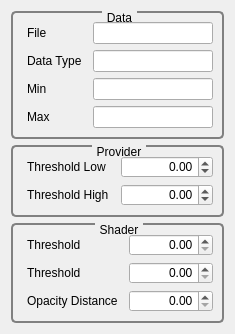
Qt form Development/Tutorials/ViewerPlugins/GvRAWDataLoader/Ui/GvtQCustomEditor.ui (Roaanf/Roland_Greffe-Master_Thesis) before a commit.
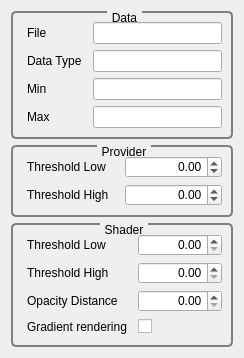
The same form after that commit.

Commit message: Gradient rendering

```diff
--- a/Development/Tutorials/ViewerPlugins/GvRAWDataLoader/Ui/GvtQCustomEditor.ui
+++ b/Development/Tutorials/ViewerPlugins/GvRAWDataLoader/Ui/GvtQCustomEditor.ui
@@ -194,7 +194,7 @@
 It ranges from 0 to 1.</string>
         </property>
         <property name="text">
-         <string>Threshold</string>
+         <string>Threshold Low</string>
         </property>
        </widget>
       </item>
@@ -211,7 +211,7 @@
          <double>0.0</double>
         </property>
         <property name="maximum">
-         <double>1000.0</double>
+         <double>65535.0</double>
         </property>
         <property name="singleStep">
          <double>1.0</double>
@@ -225,7 +225,7 @@
 It ranges from 0 to 1.</string>
         </property>
         <property name="text">
-         <string>Threshold</string>
+         <string>Threshold High</string>
         </property>
        </widget>
       </item>
@@ -242,7 +242,7 @@
          <double>0.0</double>
         </property>
         <property name="maximum">
-         <double>1000.0</double>
+         <double>65535.0</double>
         </property>
         <property name="singleStep">
          <double>1.0</double>
@@ -275,6 +275,17 @@
         </property>
        </widget>
       </item>
+       <item row="4" column="0">
+         <widget class="QLabel" name="label_82">
+           <property name="text">
+             <string>Gradient rendering</string>
+           </property>
+         </widget>
+       </item>
+       <item row="4" column="1">
+         <widget class="QCheckBox" name="_gradientRenderingCheckBox">
+         </widget>
+       </item>
      </layout>
     </widget>
    </item>
```
The commit also changes 12 other files.
